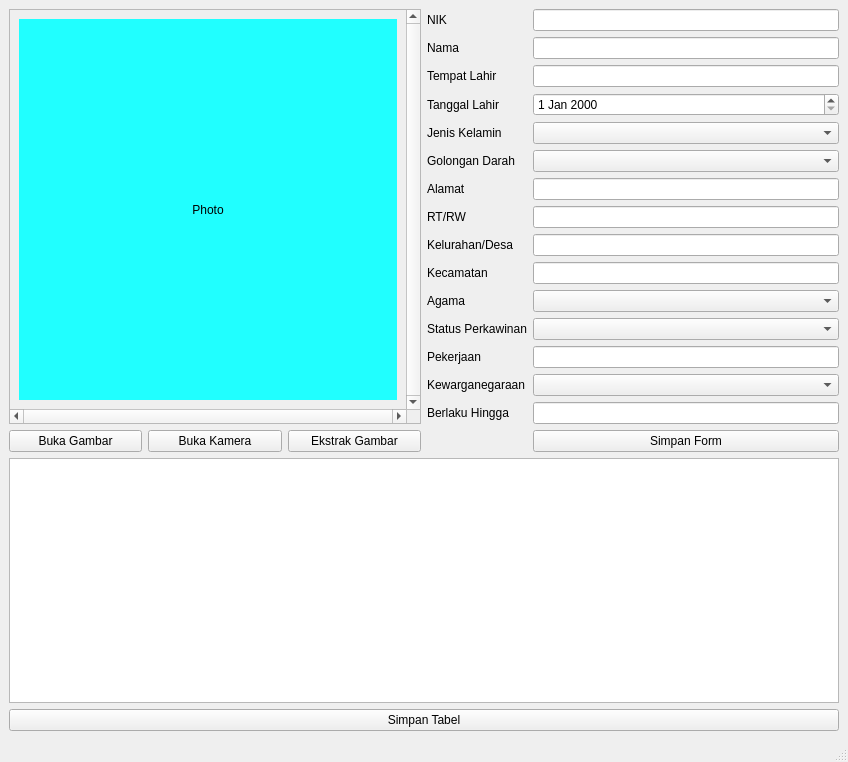
Before: the Qt Designer form fordoc_scanner/views/main_window/main_window.ui in fajar-sn/fordoc-scanner, drawn with Qt 5.
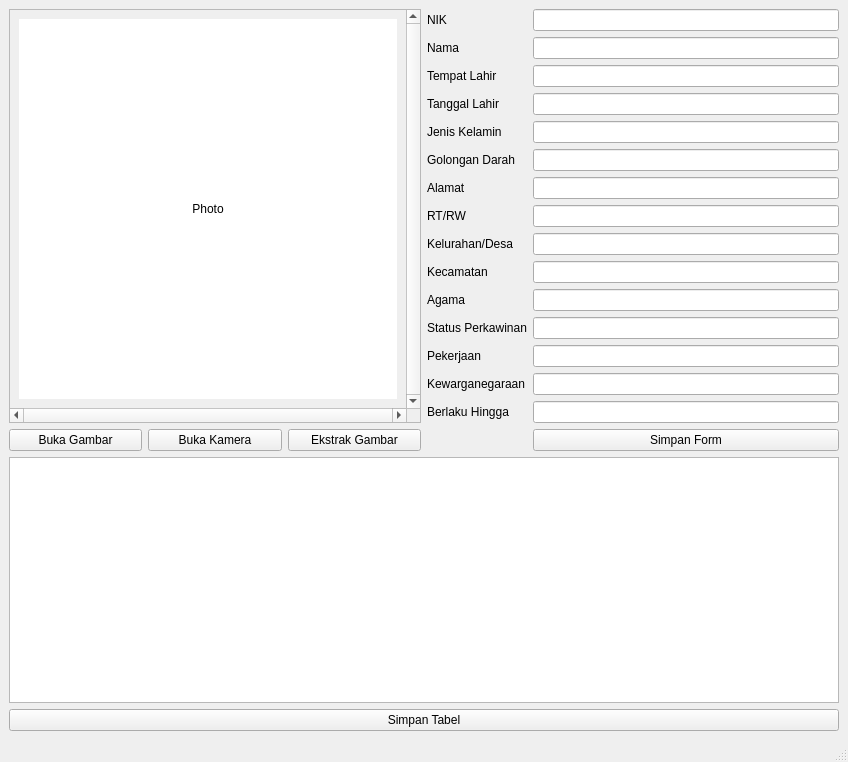
After: the same form once the commit is applied.

```diff
--- a/fordoc_scanner/views/main_window/main_window.ui
+++ b/fordoc_scanner/views/main_window/main_window.ui
@@ -37,15 +37,15 @@
               <rect>
                <x>0</x>
                <y>0</y>
-               <width>385</width>
-               <height>428</height>
+               <width>386</width>
+               <height>431</height>
               </rect>
              </property>
              <layout class="QGridLayout" name="gridLayout">
               <item row="0" column="0">
                <widget class="QLabel" name="image_label">
                 <property name="styleSheet">
-                 <string notr="true">background-color: rgb(32, 255, 255);</string>
+                 <string notr="true">background-color: rgb(255, 255, 255);</string>
                 </property>
                 <property name="text">
                  <string>Photo</string>
@@ -88,6 +88,18 @@
         </item>
         <item row="0" column="1">
          <layout class="QGridLayout" name="gridLayout_5">
+          <item row="5" column="1">
+           <widget class="QLineEdit" name="blood_group_line_edit"/>
+          </item>
+          <item row="10" column="1">
+           <widget class="QLineEdit" name="religion_line_edit"/>
+          </item>
+          <item row="3" column="1">
+           <widget class="QLineEdit" name="birth_date_line_edit"/>
+          </item>
+          <item row="11" column="1">
+           <widget class="QLineEdit" name="marriage_status_line_edit"/>
+          </item>
           <item row="14" column="0">
            <widget class="QLabel" name="label_16">
             <property name="text">
@@ -126,9 +138,6 @@
             </property>
            </widget>
           </item>
-          <item row="11" column="1">
-           <widget class="QComboBox" name="marriage_status_combo_box"/>
-          </item>
           <item row="8" column="0">
            <widget class="QLabel" name="label_10">
             <property name="text">
@@ -149,15 +158,6 @@
           <item row="12" column="1">
            <widget class="QLineEdit" name="job_line_edit"/>
           </item>
-          <item row="10" column="1">
-           <widget class="QComboBox" name="religion_combo_box"/>
-          </item>
-          <item row="4" column="1">
-           <widget class="QComboBox" name="gender_combo_box"/>
-          </item>
-          <item row="13" column="1">
-           <widget class="QComboBox" name="citizenship_combo_box"/>
-          </item>
           <item row="9" column="0">
            <widget class="QLabel" name="label_11">
             <property name="text">
@@ -165,9 +165,6 @@
             </property>
            </widget>
           </item>
-          <item row="3" column="1">
-           <widget class="QDateEdit" name="birthdate_date_edit"/>
-          </item>
           <item row="8" column="1">
            <widget class="QLineEdit" name="village_line_edit"/>
           </item>
@@ -198,9 +195,6 @@
             </property>
            </widget>
           </item>
-          <item row="5" column="1">
-           <widget class="QComboBox" name="blood_group_combo_box"/>
-          </item>
           <item row="1" column="0">
            <widget class="QLabel" name="label_3">
             <property name="text">
@@ -245,6 +239,12 @@
             </property>
            </widget>
           </item>
+          <item row="4" column="1">
+           <widget class="QLineEdit" name="gender_line_edit"/>
+          </item>
+          <item row="13" column="1">
+           <widget class="QLineEdit" name="citizenship_line_edit"/>
+          </item>
          </layout>
         </item>
        </layout>
@@ -252,7 +252,7 @@
       <item>
        <layout class="QVBoxLayout" name="verticalLayout_3">
         <item>
-         <widget class="QTextEdit" name="dummy_text_edit"/>
+         <widget class="QTableView" name="tableView"/>
         </item>
         <item>
          <widget class="QPushButton" name="save_table_button">
```
Left out of the diff: 2 changed lines with no effect on the pictures.
